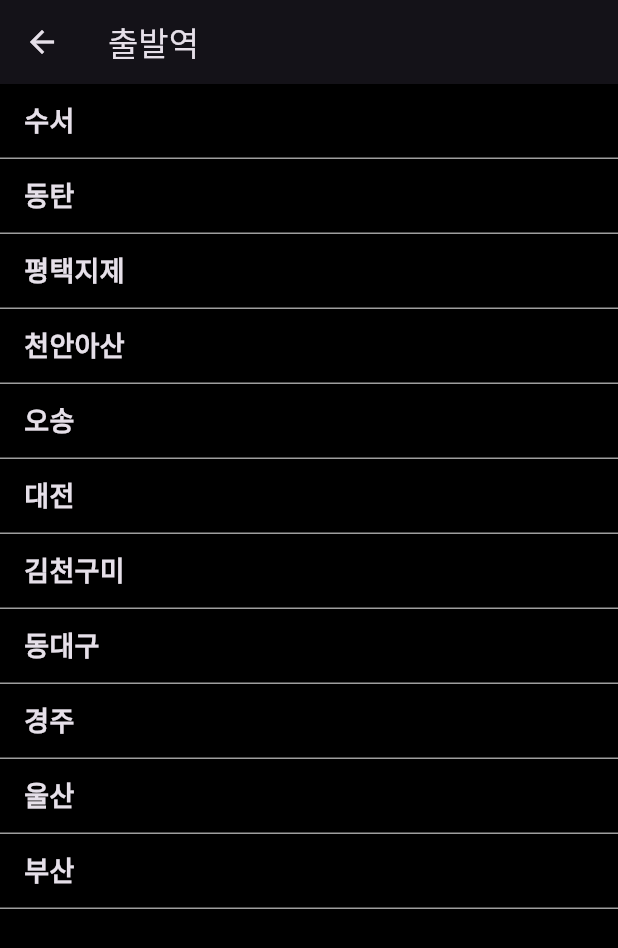
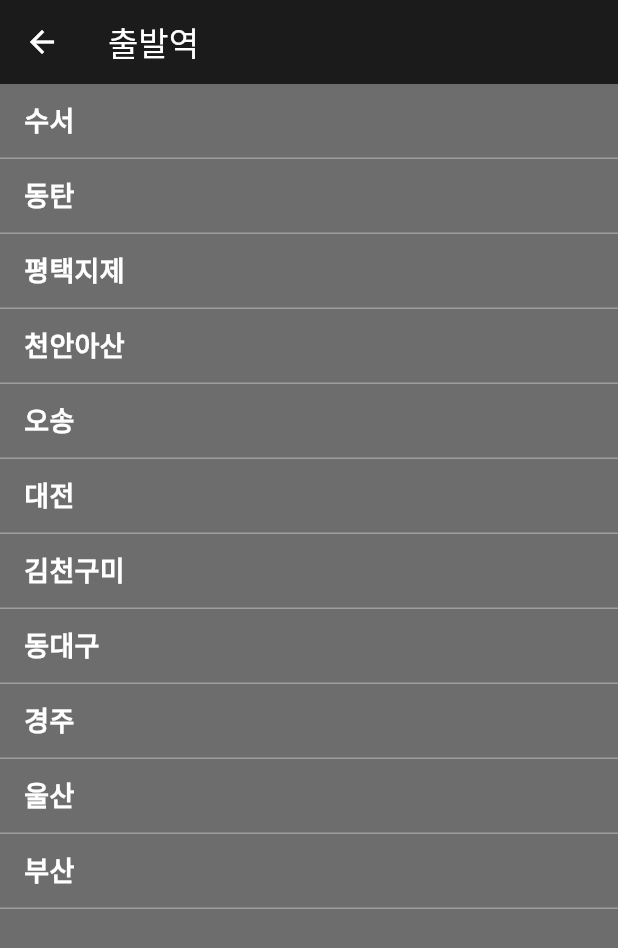
Before and after one commit to FEgguri/flutter_train_app, a Flutter app: the screen it shows after launch, after a tap on "출발역", on a phone screen of 412 x 824 dp. Shown: the top 948 px of the screen. Run offline on Flutter 3.47's test engine with Material 3 defaults, Android fonts, the phone set to English and light mode, and no system bars.

Commit message:
refactor: extract theme configuration to separate file

```diff
--- a/lib/main.dart
+++ b/lib/main.dart
@@ -1,5 +1,6 @@
 import 'package:flutter/material.dart';
 import 'package:flutter_train_app/page/home_page.dart';
+import 'package:flutter_train_app/style/theme.dart';
 
 void main() {
   runApp(const MyApp());
@@ -13,16 +14,9 @@ class MyApp extends StatelessWidget {
   Widget build(BuildContext context) {
     return MaterialApp(
       title: '기차 예매',
-      theme: ThemeData(
-        brightness: Brightness.light,
-        scaffoldBackgroundColor: Colors.grey[200],
-        // 기타 라이트 테마 설정
-      ),
-      darkTheme: ThemeData(
-        brightness: Brightness.dark,
-        scaffoldBackgroundColor: Colors.black,
-      ), //ThemeData(scaffoldBackgroundColor: Colors.grey[200]),
       themeMode: ThemeMode.dark,
+      theme: lightTheme,
+      darkTheme: darkTheme,
       debugShowCheckedModeBanner: false,
       home: HomePage(),
     );
--- a/lib/page/home_page.dart
+++ b/lib/page/home_page.dart
@@ -77,7 +77,10 @@ class _HomePageState extends State<HomePage> {
                               ),
                               Text(
                                 departureStation ?? '선택',
-                                style: TextStyle(fontSize: 40),
+                                style: TextStyle(
+                                  fontSize: 40,
+                                  color: Colors.black,
+                                ),
                               ),
                             ],
                           ),
@@ -117,7 +120,10 @@ class _HomePageState extends State<HomePage> {
                               ),
                               Text(
                                 arrivalStation ?? '선택',
-                                style: TextStyle(fontSize: 40),
+                                style: TextStyle(
+                                  fontSize: 40,
+                                  color: Colors.black,
+                                ),
                               ),
                             ],
                           ),
--- /dev/null
+++ b/lib/style/theme.dart
@@ -0,0 +1,29 @@
+import 'package:flutter/material.dart';
+
+final lightTheme = ThemeData(
+  useMaterial3: true,
+  scaffoldBackgroundColor: Colors.grey[200],
+  appBarTheme: AppBarTheme(color: Colors.grey[200]),
+  colorScheme: ColorScheme.fromSeed(
+    seedColor: Colors.purple,
+    brightness: Brightness.light,
+    surface: Colors.white,
+    surfaceContainer: Colors.grey[300]!,
+    onSurface: Colors.black,
+    secondary: Colors.purple, //화살표
+  ),
+);
+
+final darkTheme = ThemeData(
+  useMaterial3: true,
+  scaffoldBackgroundColor: Color.fromARGB(255, 109, 109, 109),
+  appBarTheme: AppBarTheme(color: Color(0xFF1B1B1B)),
+  colorScheme: ColorScheme.fromSeed(
+    seedColor: Colors.purple,
+    brightness: Brightness.dark,
+    surface: Colors.grey[800],
+    surfaceContainer: Colors.grey[700]!,
+    onSurface: Colors.white,
+    secondary: Colors.white, // 화살표
+  ),
+);
--- a/lib/utils/show_dialog.dart
+++ b/lib/utils/show_dialog.dart
@@ -8,7 +8,7 @@ void dialog(
   List<Widget> action, //버튼들
 ) {
   showCupertinoDialog(
-    context: context, //위젯 위치
+    context: context,
     builder: (_) => CupertinoAlertDialog(
       title: Text(title),
       content: Text(dialog),
```
